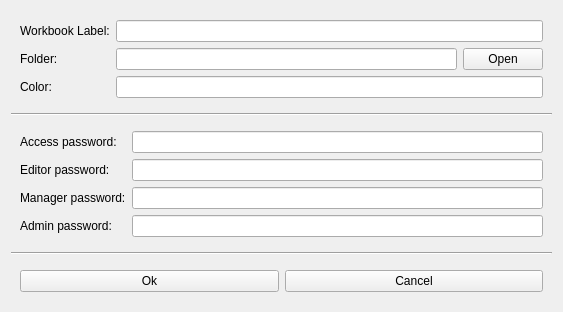
First picture: the form in resources/workbook_creation.ui, repository lesca-research/piccel, before the edit.
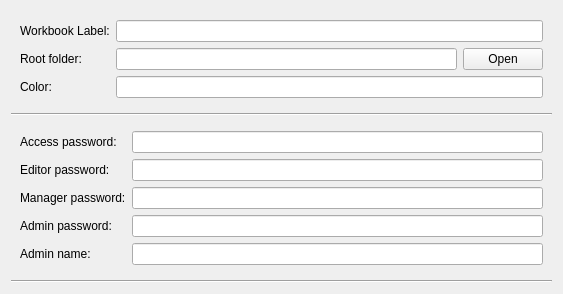
Second picture: the form after the edit.

Commit message: All features of form edition implemented. Need a bit of refactor for better widget integration. Add UI for workbook creation. Improve icons.

```diff
--- a/resources/workbook_creation.ui
+++ b/resources/workbook_creation.ui
@@ -7,7 +7,7 @@
     <x>0</x>
     <y>0</y>
     <width>563</width>
-    <height>302</height>
+    <height>288</height>
    </rect>
   </property>
   <property name="windowTitle">
@@ -30,7 +30,7 @@
       <item row="1" column="0">
        <widget class="QLabel" name="label_2">
         <property name="text">
-         <string>Folder:</string>
+         <string>Root folder:</string>
         </property>
        </widget>
       </item>
@@ -135,7 +135,17 @@
        <widget class="QLineEdit" name="lineEdit_6"/>
       </item>
       <item row="3" column="1">
-       <widget class="QLineEdit" name="lineEdit_7"/>
+       <widget class="QLineEdit" name="admin_pwd_field"/>
+      </item>
+      <item row="4" column="0">
+       <widget class="QLabel" name="adminNameLabel">
+        <property name="text">
+         <string>Admin name:</string>
+        </property>
+       </widget>
+      </item>
+      <item row="4" column="1">
+       <widget class="QLineEdit" name="adminNameLineEdit"/>
       </item>
      </layout>
     </widget>
@@ -147,32 +157,6 @@
      </property>
     </widget>
    </item>
-   <item>
-    <widget class="QFrame" name="frame_2">
-     <property name="frameShape">
-      <enum>QFrame::NoFrame</enum>
-     </property>
-     <property name="frameShadow">
-      <enum>QFrame::Raised</enum>
-     </property>
-     <layout class="QHBoxLayout" name="horizontalLayout_2">
-      <item>
-       <widget class="QPushButton" name="pushButton_3">
-        <property name="text">
-         <string>Ok</string>
-        </property>
-       </widget>
-      </item>
-      <item>
-       <widget class="QPushButton" name="pushButton_2">
-        <property name="text">
-         <string>Cancel</string>
-        </property>
-       </widget>
-      </item>
-     </layout>
-    </widget>
-   </item>
   </layout>
  </widget>
  <resources/>
```
Left out of the diff: 14 changed lines with no effect on the pictures. The commit also changes 18 other files.
